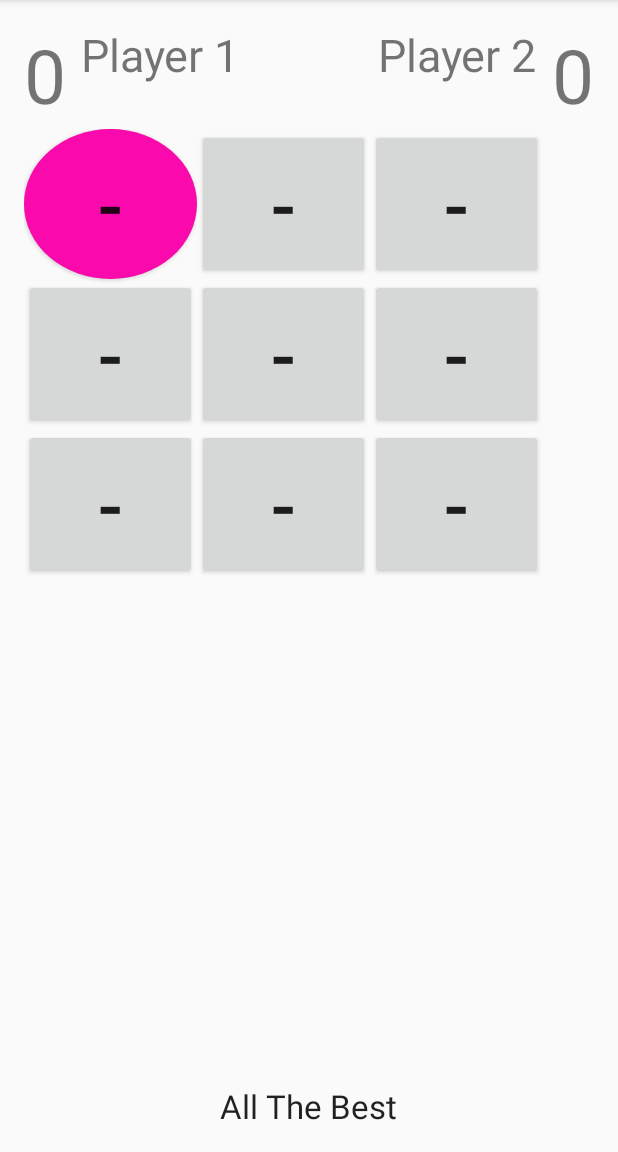
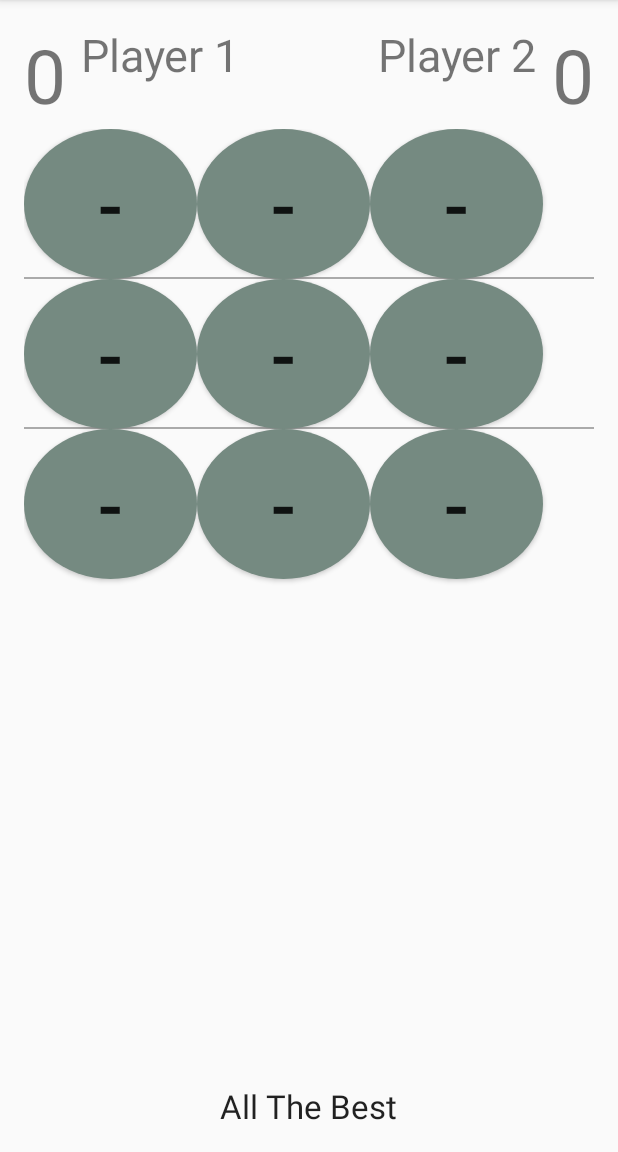
Before and after one commit to duke1712/MultiGame, an Android app: the newGame screen opened directly, with no data from a screen before it, on a phone screen of 412 x 824 dp, the part 84-1236 px from its top. Run offline under Robolectric (Android 15) with nearby library versions, the phone set to English and light mode, and no system bars.

Commit message:
initial commit

```diff
--- a/app/src/main/AndroidManifest.xml
+++ b/app/src/main/AndroidManifest.xml
@@ -16,7 +16,7 @@
             </intent-filter>
         </activity>
         <activity android:name=".newGame" />
-        <activity android:name=".Result"></activity>
+        <activity android:name=".Result" />
     </application>
 
 </manifest>
--- a/app/src/main/res/drawable/round.xml
+++ b/app/src/main/res/drawable/round.xml
@@ -2,7 +2,7 @@
 <selector xmlns:android="http://schemas.android.com/apk/res/android">
     <item android:state_pressed="false">
         <shape android:shape="oval">
-            <solid android:color="#fa09ad"/>
+            <solid android:color="#758A81"/>
         </shape>
     </item>
     <item android:state_pressed="true">
--- a/app/src/main/res/layout/activity_new_game.xml
+++ b/app/src/main/res/layout/activity_new_game.xml
@@ -57,16 +57,19 @@
             android:background="@drawable/round"
             />
 
-
         <Button
             android:id="@+id/two"
             android:layout_width="115dp"
             android:layout_height="100dp"
             android:layout_toRightOf="@id/one"
             android:text="-"
-            android:textSize="50sp" />
+                        android:background="@drawable/round"
+
+        android:textSize="50sp" />
 
         <Button
+            android:background="@drawable/round"
+
             android:id="@+id/three"
             android:layout_width="115dp"
             android:layout_height="100dp"
@@ -74,6 +77,11 @@
             android:text="-"
 
             android:textSize="50sp" />
+        <View
+            android:layout_width="match_parent"
+            android:layout_height="1dp"
+            android:background="@android:color/darker_gray"
+            android:layout_alignBottom="@id/three" />
 
         <Button
             android:id="@+id/four"
@@ -81,6 +89,7 @@
             android:layout_height="100dp"
             android:layout_alignEnd="@+id/seven"
             android:layout_alignRight="@+id/seven"
+            android:background="@drawable/round"
             android:layout_below="@+id/one"
             android:text="-"
             android:textSize="50sp" />
@@ -88,6 +97,7 @@
         <Button
             android:id="@+id/five"
             android:layout_width="115dp"
+            android:background="@drawable/round"
             android:layout_height="100dp"
             android:layout_below="@+id/two"
             android:layout_toEndOf="@+id/four"
@@ -100,15 +110,22 @@
             android:layout_width="115dp"
             android:layout_height="100dp"
             android:layout_below="@+id/three"
+            android:background="@drawable/round"
             android:layout_toEndOf="@+id/two"
             android:layout_toRightOf="@+id/two"
             android:text="-"
             android:textSize="50sp" />
+        <View
+            android:layout_width="match_parent"
+            android:layout_height="1dp"
+            android:background="@android:color/darker_gray"
+            android:layout_alignBottom="@id/six" />
 
         <Button
             android:id="@+id/seven"
             android:layout_width="115dp"
             android:layout_height="100dp"
+            android:background="@drawable/round"
             android:layout_alignTop="@+id/eight"
             android:layout_toLeftOf="@+id/eight"
             android:layout_toStartOf="@+id/eight"
@@ -118,6 +135,7 @@
         <Button
             android:id="@+id/eight"
             android:layout_width="115dp"
+            android:background="@drawable/round"
             android:layout_height="100dp"
             android:layout_below="@+id/five"
             android:layout_toLeftOf="@+id/six"
@@ -128,12 +146,14 @@
         <Button
             android:id="@+id/nine"
             android:layout_width="115dp"
+            android:background="@drawable/round"
             android:layout_height="100dp"
             android:layout_below="@+id/six"
             android:layout_toEndOf="@+id/five"
             android:layout_toRightOf="@+id/five"
             android:text="-"
             android:textSize="50sp" />
+
 
         <TextView
             android:layout_width="wrap_content"
@@ -145,4 +165,5 @@
             android:text="All The Best" />
 
     </RelativeLayout>
+
 </RelativeLayout>
--- a/app/src/main/res/layout/activity_result.xml
+++ b/app/src/main/res/layout/activity_result.xml
@@ -60,6 +60,7 @@
         android:layout_centerVertical="true"
         android:layout_centerHorizontal="true" />
 
+
     <Button
         style="?android:attr/buttonStyleSmall"
         android:layout_width="wrap_content"
```
